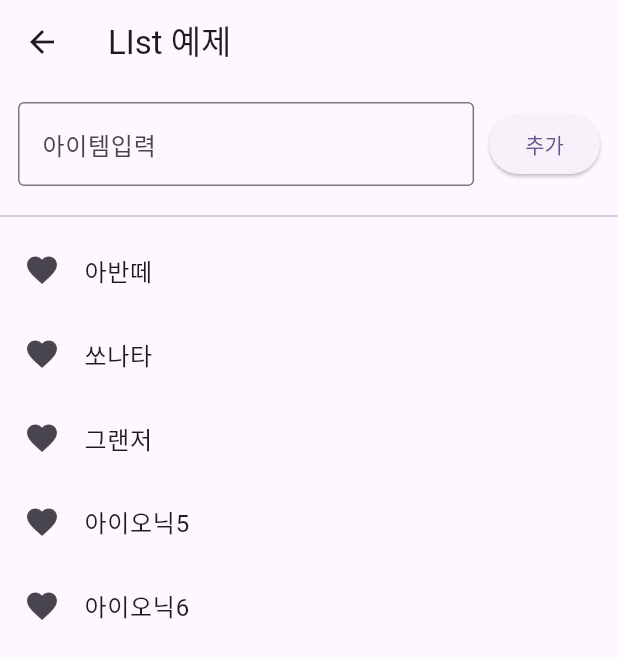
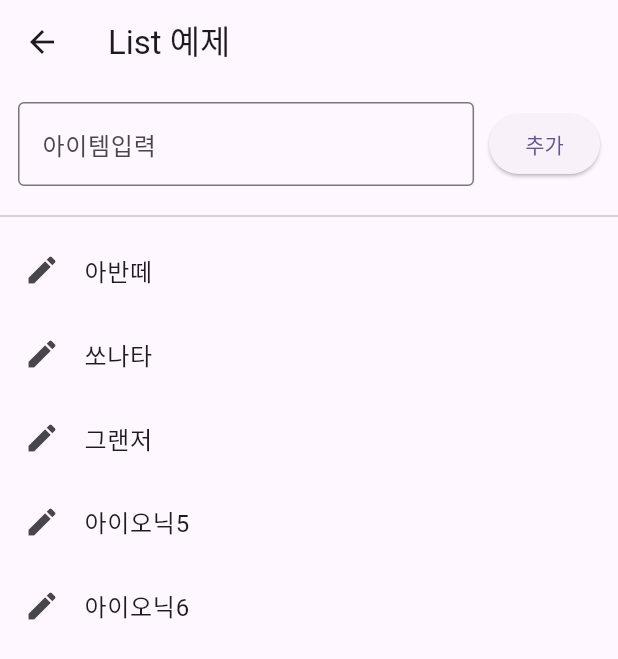
Before and after one commit to hak319/test-untitled-project, a Flutter app: the ListPage screen opened by its route, after a tap on "추가", on a phone screen of 412 x 824 dp. Shown: the top 659 px of the screen. Run offline on Flutter 3.47's test engine with Material 3 defaults, Android fonts, the phone set to English and light mode, and no system bars.

Commit message:
25.4.7.(3)

```diff
--- a/lib/list_page.dart
+++ b/lib/list_page.dart
@@ -9,12 +9,14 @@ class ListPage extends StatefulWidget {
 
 class _ListPageState extends State<ListPage> {
   final List<String> fruits = ["아반떼", "쏘나타", "그랜저", "아이오닉5", "아이오닉6"];
+  final TextEditingController _controller = TextEditingController();  // Corrected this line
+  String text = "";  // Declare text as a string
 
   @override
   Widget build(BuildContext context) {
     return Scaffold(
         appBar: AppBar(
-          title: const Text("LIst 예제"),
+          title: const Text("List 예제"),
         ),
         body: Column(
           children: [
@@ -24,13 +26,24 @@ class _ListPageState extends State<ListPage> {
                 children: [
                   Expanded(
                       child: TextField(
+                        controller: _controller,
                         decoration: const InputDecoration(
                             hintText: "아이템입력", border: OutlineInputBorder()),
                       )),
                   const SizedBox(
                     width: 10,
                   ),
-                  ElevatedButton(onPressed: () => {}, child: const Text("추가"))
+                  ElevatedButton(
+                      onPressed: () {
+                        text = _controller.text.trim(); // Correct the assignment
+                        if (text.isNotEmpty) {
+                          setState(() {
+                            fruits.add(text);
+                            _controller.clear(); // Clear the input after adding
+                          });
+                        }
+                      },
+                      child: const Text("추가"))
                 ],
               ),
             ),
@@ -40,7 +53,7 @@ class _ListPageState extends State<ListPage> {
                   itemCount: fruits.length,
                   itemBuilder: (context, index) {
                     return ListTile(
-                      leading: const Icon(Icons.favorite),
+                      leading: const Icon(Icons.edit),
                       title: Text(fruits[index]),
                       onTap: () {
                         ScaffoldMessenger.of(context).showSnackBar(SnackBar(
```
